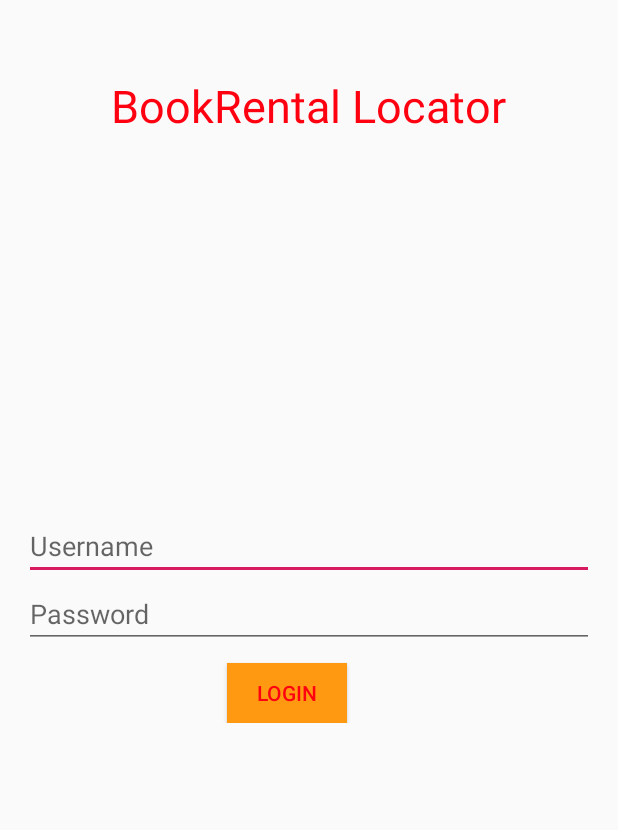
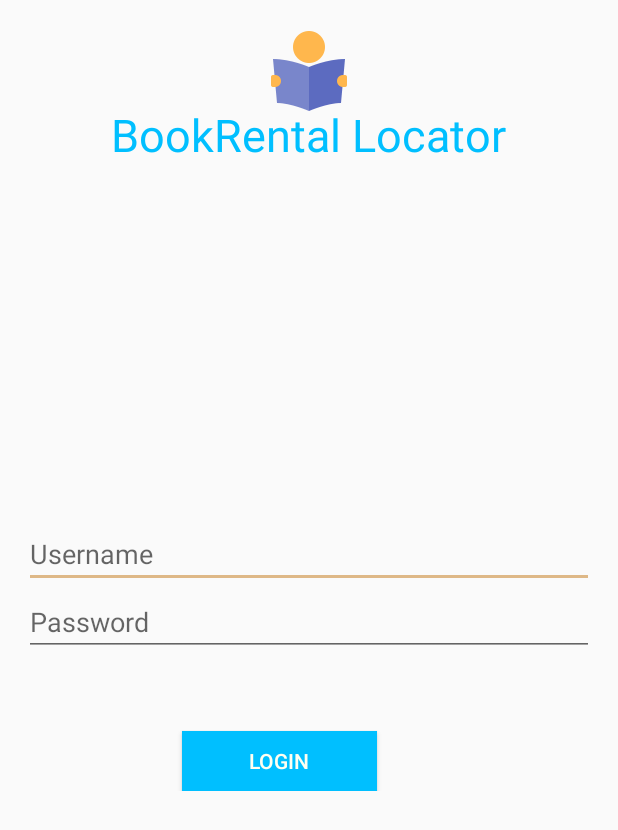
Before and after one commit to switch386x/BookRentalLocator, an Android app: the screen it shows after launch (LoginActivity), on a phone screen of 412 x 824 dp. Shown: the top 830 px of the screen. Run offline under Robolectric (Android 15) with nearby library versions, the phone set to English and light mode, and no system bars; our stand-ins replace Firebase (no records; nobody signed in at launch, a user with empty details on screens opened directly).

Commit message:
view modifications(colors, themes, backgrounds)  minor refactor, added flags for intents designed to clear activity stack during application workflow

```diff
--- a/app/src/main/java/com/example/pilaskow/bookrentallocator/HistoryActivity.java
+++ b/app/src/main/java/com/example/pilaskow/bookrentallocator/HistoryActivity.java
@@ -44,7 +44,7 @@ public class HistoryActivity extends AppCompatActivity {
                     }
                     if(text1=="" && text2=="") historyContentTV.setText(getString(R.string.noHistory));
                     else if (text2=="") historyContentTV.setText(text1);
-                    else historyContentTV.setText("Nie zapomnij zwrócić:\n"+text2+"\n\n"+text1);
+                    else historyContentTV.setText(getString(R.string.dontForget)+text2+"\n\n"+text1);
             }
 
             @Override
--- a/app/src/main/java/com/example/pilaskow/bookrentallocator/LoginActivity.java
+++ b/app/src/main/java/com/example/pilaskow/bookrentallocator/LoginActivity.java
@@ -71,6 +71,7 @@ public class LoginActivity extends AppCompatActivity {
             @Override
             public void onClick(DialogInterface dialog, int which) {
                 Intent startIntent = new Intent(getApplicationContext(), MainActivity.class);
+                startIntent.setFlags(Intent.FLAG_ACTIVITY_NEW_TASK | Intent.FLAG_ACTIVITY_CLEAR_TASK);
                 startActivity(startIntent);
             }
         });
--- a/app/src/main/java/com/example/pilaskow/bookrentallocator/SearchingActivity.java
+++ b/app/src/main/java/com/example/pilaskow/bookrentallocator/SearchingActivity.java
@@ -94,7 +94,7 @@ public class SearchingActivity extends AppCompatActivity {
                     for (DataSnapshot author : authorsNames) {
                         authorsNameAL.add(author.getValue(String.class));
                     }
-                    listOfBooks.add(new Book(book.getKey(), book.child("title").getValue(String.class), authorsNameAL, String.valueOf(book.child("year").getValue(Long.class)),book.child("publishingHouse").getValue(String.class),book.child("condition").getValue(String.class) ));
+                    listOfBooks.add(new Book(book.getKey(), book.child("title").getValue(String.class), authorsNameAL, String.valueOf(book.child("year").getValue(Integer.class)),book.child("publishingHouse").getValue(String.class),book.child("condition").getValue(String.class) ));
                 }
 
             }
@@ -102,7 +102,6 @@ public class SearchingActivity extends AppCompatActivity {
             public void onCancelled(@NonNull DatabaseError databaseError) {
             }
         });
-        findViewById(R.id.searchButton).setVisibility(View.VISIBLE);
         return listOfBooks;
     }
 }
--- a/app/src/main/java/com/example/pilaskow/bookrentallocator/SummaryActivity.java
+++ b/app/src/main/java/com/example/pilaskow/bookrentallocator/SummaryActivity.java
@@ -28,6 +28,7 @@ public class SummaryActivity extends AppCompatActivity {
             @Override
             public void onClick(View v) {
                 Intent mainIntent = new Intent(getApplicationContext(), MainActivity.class);
+                mainIntent.setFlags(Intent.FLAG_ACTIVITY_NEW_TASK | Intent.FLAG_ACTIVITY_CLEAR_TASK);
                 startActivity(mainIntent);
             }
         });
--- a/app/src/main/res/layout/activity_history.xml
+++ b/app/src/main/res/layout/activity_history.xml
@@ -28,7 +28,6 @@
                 android:layout_width="match_parent"
                 android:layout_height="wrap_content"
                 android:layout_marginTop="8dp"
-                android:text="@string/noHistory"
                 android:textSize="18sp"
                 app:layout_constraintEnd_toEndOf="@+id/scrollView3"
                 app:layout_constraintStart_toStartOf="@+id/scrollView3"
--- a/app/src/main/res/layout/activity_login.xml
+++ b/app/src/main/res/layout/activity_login.xml
@@ -6,15 +6,23 @@
     android:layout_height="match_parent"
     tools:context=".BarcodeScannerActivity">
 
+    <ImageView
+        android:layout_width="match_parent"
+        android:layout_height="wrap_content"
+        android:id="@+id/logo"
+        android:src="@mipmap/book_rental"
+        android:layout_marginTop="15dp"
+        />
+
     <TextView
         android:id="@+id/loginTitle"
         android:layout_width="wrap_content"
         android:layout_height="wrap_content"
         android:text="@string/login_title"
         android:layout_centerHorizontal="true"
-        android:layout_marginTop="50dp"
+        android:layout_marginTop="69dp"
         android:textSize="30dp"
-        android:textColor="@color/colorLoginButton"
+        android:textColor="@color/colorLoginButtonBackground"
         />
 
 
@@ -30,7 +38,9 @@
             android:id="@+id/username"
             android:layout_width="match_parent"
             android:layout_height="wrap_content"
+            android:layout_marginTop="50dp"
             android:hint="@string/username" />
+
 
         <EditText
             android:id="@+id/password"
@@ -41,10 +51,10 @@
 
         <Button
             android:id="@+id/login"
-            android:layout_width="80dp"
+            android:layout_width="130dp"
             android:layout_height="40dp"
-            android:layout_marginTop="10dp"
-            android:layout_marginLeft="135dp"
+            android:layout_marginLeft="105dp"
+            android:layout_marginTop="50dp"
             android:background="@color/colorLoginButtonBackground"
             android:text="@string/login"
             android:textColor="@color/colorLoginButton" />
--- a/app/src/main/res/layout/activity_rent.xml
+++ b/app/src/main/res/layout/activity_rent.xml
@@ -28,6 +28,7 @@
         android:layout_marginEnd="8dp"
         android:onClick="scan"
         android:text="@string/scanCode"
+        android:background="@color/colorLoginButton"
         app:layout_constraintEnd_toEndOf="parent"
         app:layout_constraintTop_toBottomOf="@+id/textView2" />
 
@@ -40,6 +41,7 @@
         android:layout_marginEnd="8dp"
         android:onClick="search"
         android:text="@string/findBook"
+        android:background="@color/colorLoginButtonBackground"
         app:layout_constraintEnd_toEndOf="parent"
         app:layout_constraintHorizontal_bias="0.428"
         app:layout_constraintStart_toStartOf="parent"
--- a/app/src/main/res/layout/activity_searching.xml
+++ b/app/src/main/res/layout/activity_searching.xml
@@ -114,7 +114,8 @@
         android:layout_marginTop="40dp"
         android:layout_marginEnd="8dp"
         android:text="@string/search"
-        android:visibility="invisible"
+        android:visibility="visible"
+        android:background="@color/colorLoginButtonBackground"
         app:layout_constraintEnd_toEndOf="parent"
         app:layout_constraintStart_toStartOf="parent"
         app:layout_constraintTop_toBottomOf="@+id/pubHouseEditText" />
--- a/app/src/main/res/values/colors.xml
+++ b/app/src/main/res/values/colors.xml
@@ -1,8 +1,9 @@
 <?xml version="1.0" encoding="utf-8"?>
 <resources>
-    <color name="colorPrimary">#008577</color>
-    <color name="colorPrimaryDark">#00574B</color>
-    <color name="colorAccent">#D81B60</color>
-    <color name = "colorLoginButtonBackground">#FF91</color>
-    <color name = "colorLoginButton">#FF01</color>
+    <color name="colorPrimary">#FF00FF</color> //magenta
+    <color name="colorPrimaryDark">#4B0082</color>  //indigo
+    <color name="colorAccent">#DEB887</color>  //burlywood
+    <color name = "colorLoginButtonBackground">#00BFFF</color>
+    <color name = "colorLoginButton">#FFFFF1</color>
+    <color name = "colorBasic">#FF1</color>
 </resources>
--- a/app/src/main/res/values/strings.xml
+++ b/app/src/main/res/values/strings.xml
@@ -41,4 +41,5 @@
     <string name="year">Rok wydania:</string>
     <string name="pubHouse">Wydawnictwo:</string>
     <string name="goBack">Powrót</string>
+    <string name="dontForget">Nie zapomnij zwrócić: </string>
 </resources>
```
